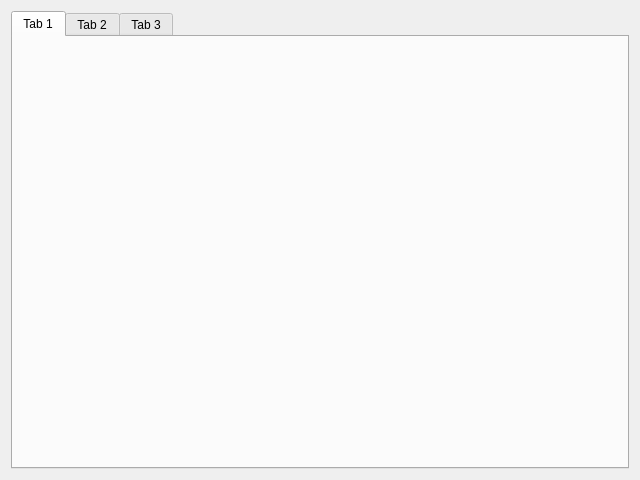
First picture: the form in UI/multibots/mainwidget.ui, repository koy1226/Multibots_project, before the edit.
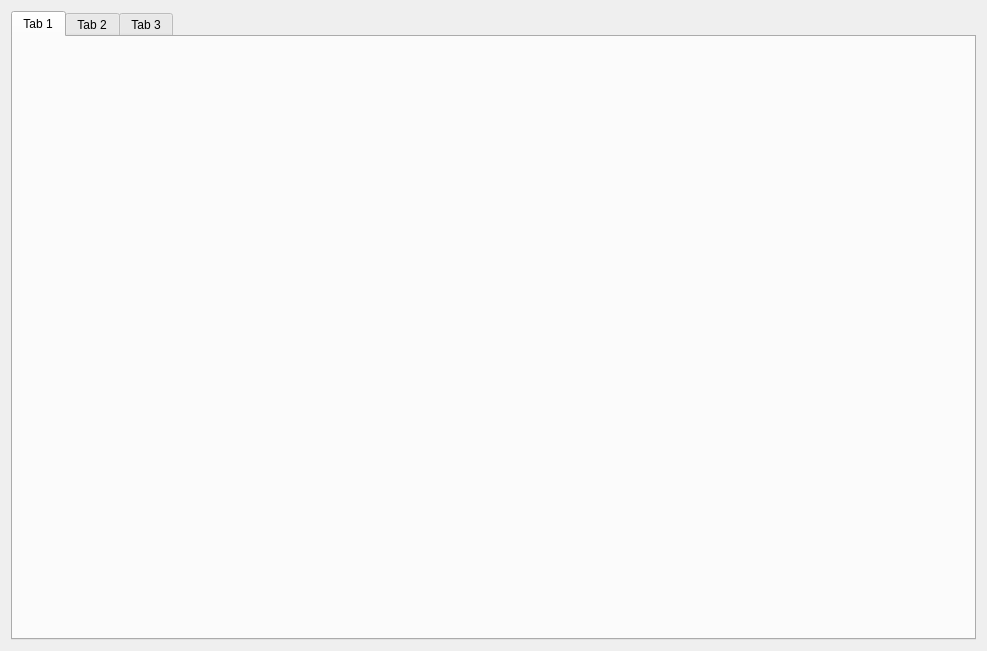
Second picture: the form after the edit. The open tabs and pages were chosen to show the change.

```diff
--- a/UI/multibots/mainwidget.ui
+++ b/UI/multibots/mainwidget.ui
@@ -6,8 +6,8 @@
    <rect>
     <x>0</x>
     <y>0</y>
-    <width>640</width>
-    <height>480</height>
+    <width>987</width>
+    <height>651</height>
    </rect>
   </property>
   <property name="windowTitle">
```
Left out of the diff: 2 changed lines with no effect on the pictures.
